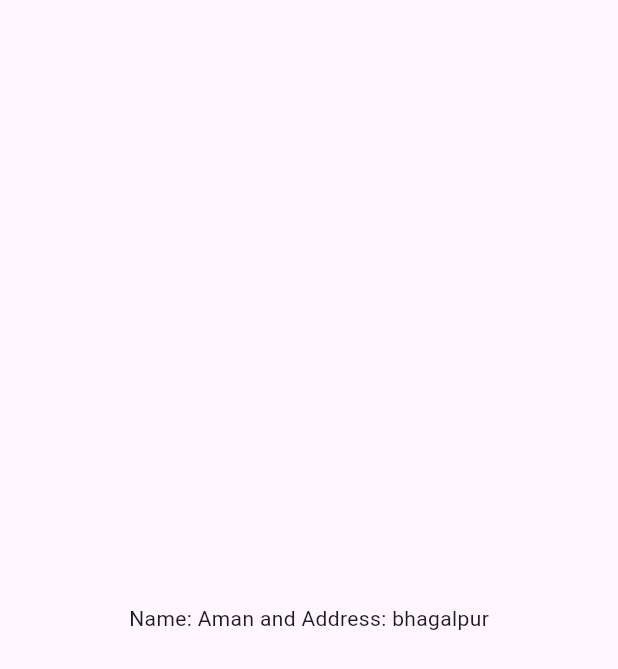
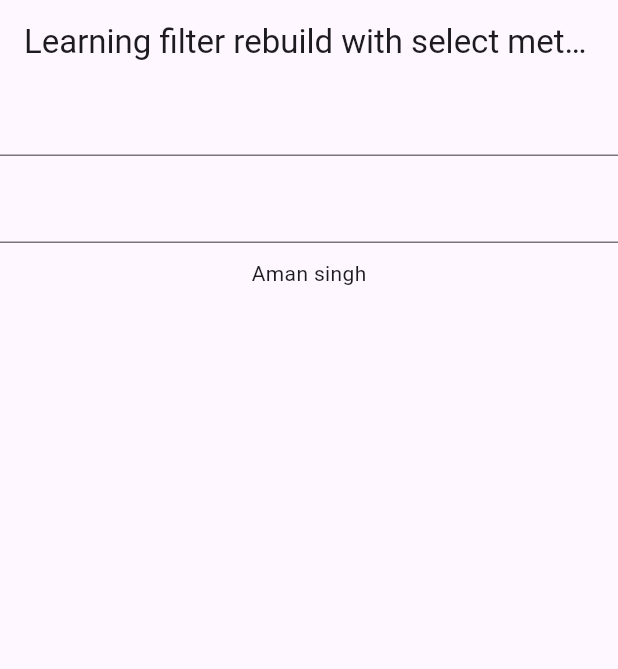
Before and after one commit to AmanKumar2324/riverpod_routing_and_statemanagement, a Flutter app: the screen it shows after launch, on a phone screen of 412 x 824 dp. Shown: the top 669 px of the screen. Run offline on Flutter 3.47's test engine with Material 3 defaults, Android fonts, the phone set to English and light mode, and no system bars; our stand-ins replace equatable, flutter_riverpod.

Commit message:
filtering widget rebuild with select method done

```diff
--- /dev/null
+++ b/lib/filtering_widget_rebuild_with_select_method/sample_homepage_template.dart
@@ -0,0 +1,48 @@
+import 'package:flutter/material.dart';
+import 'package:flutter_riverpod/flutter_riverpod.dart';
+import 'package:learning_riverpod/filtering_widget_rebuild_with_select_method/user.dart';
+import 'package:learning_riverpod/filtering_widget_rebuild_with_select_method/user_notifier.dart';
+
+final userProvider = StateNotifierProvider<UserNotifier, User>((ref) {
+  return UserNotifier(User('Aman singh', 'Bhagalpur'));
+});
+
+class SampleHomePageTemplate extends ConsumerStatefulWidget {
+  const SampleHomePageTemplate({super.key});
+
+  @override
+  ConsumerState<ConsumerStatefulWidget> createState() =>
+      _SampleHomePageTemplateState();
+}
+
+class _SampleHomePageTemplateState
+    extends ConsumerState<SampleHomePageTemplate> {
+  @override
+  Widget build(BuildContext context) {
+    print('Build method is called');
+    final user = ref.watch(userProvider.select((value) => value.name));
+    return Scaffold(
+      appBar: AppBar(
+        title: Text('Learning filter rebuild with select method'),
+      ),
+      body: Column(children: [
+        TextField(
+          onSubmitted: (value) {
+            return ref.read(userProvider.notifier).updateName(value);
+          },
+        ),
+        SizedBox(
+          height: 10,
+        ),
+        TextField(
+          onSubmitted: (value) =>
+              ref.read(userProvider.notifier).updateAddress(value),
+        ),
+        SizedBox(
+          height: 10,
+        ),
+        Text(user)
+      ]),
+    );
+  }
+}
--- a/lib/main.dart
+++ b/lib/main.dart
@@ -1,8 +1,7 @@
 import 'package:flutter/material.dart';
 import 'package:flutter_riverpod/flutter_riverpod.dart';
-import 'package:learning_riverpod/family_modifiers/family_modifiers.dart';
+import 'package:learning_riverpod/filtering_widget_rebuild_with_select_method/sample_homepage_template.dart';
 import 'package:learning_riverpod/statenotifierprovider/counter_logic.dart';
-import 'package:learning_riverpod/stream_provider/stream_provider.dart';
 
 //creating a provider
 
@@ -25,7 +24,7 @@ class MyApp extends StatelessWidget {
     return MaterialApp(
       theme: ThemeData(primarySwatch: Colors.blue),
       debugShowCheckedModeBanner: false,
-      home: const LearningFamilyModifiers(),
+      home: const SampleHomePageTemplate(),
     );
   }
 }
```
Also changed, not shown: lib/filtering_widget_rebuild_with_select_method/user.dart (added, +58 -0 lines), lib/filtering_widget_rebuild_with_select_method/user_notifier.dart (added, +15 -0 lines).
